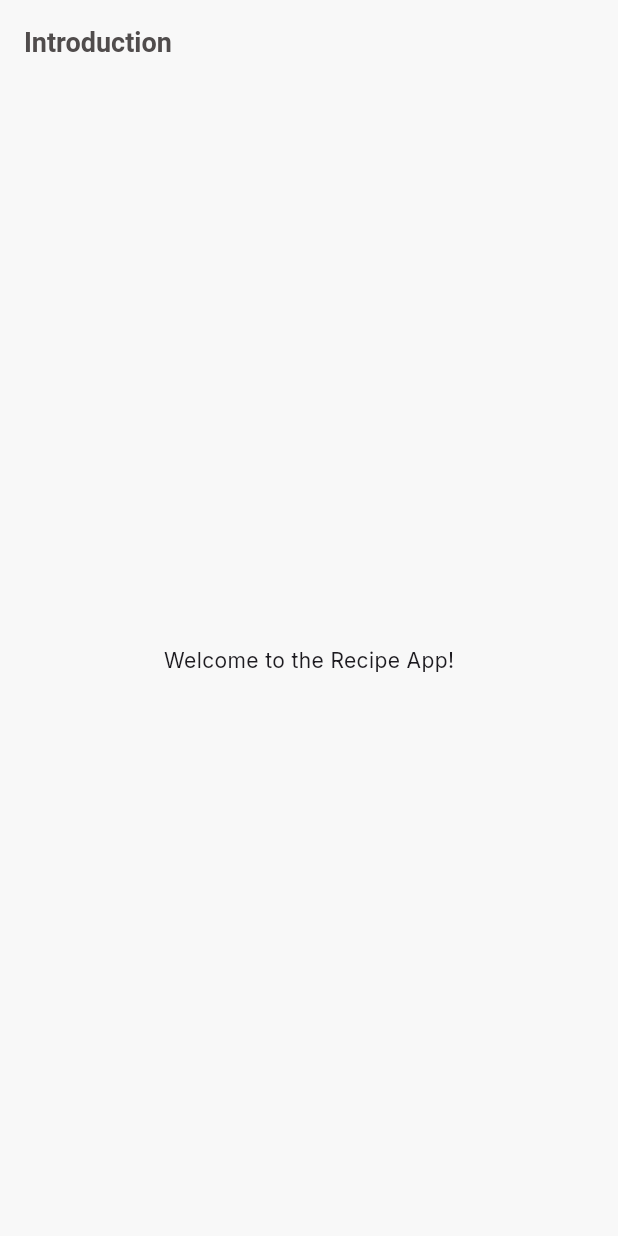
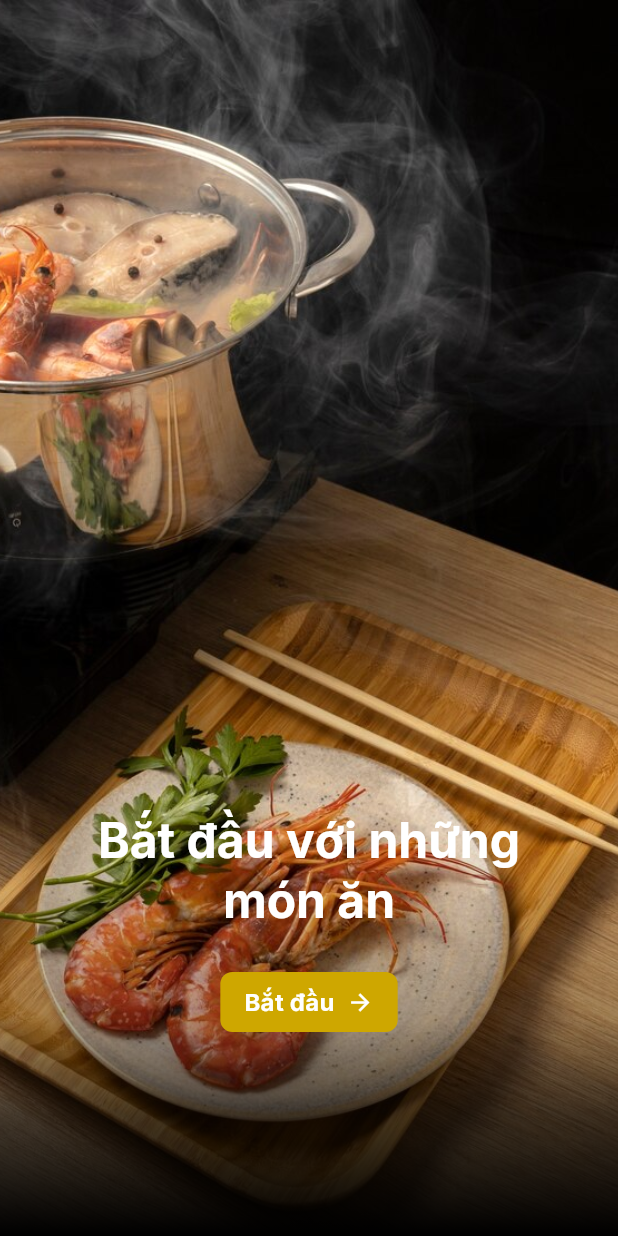
Before and after one commit to danhdelrey/recipe_app, a Flutter app: the screen it shows after launch, on a phone screen of 412 x 824 dp. Run offline on Flutter 3.47's test engine with Material 3 defaults, Android fonts, the phone set to English and light mode, and no system bars; our stand-ins replace get_it, go_router, google_fonts, injectable.

Commit message:
Add introduction page with background image and button
Introduced a visually enhanced introduction page featuring a full-screen background image and a gradient overlay. Added a 'Bắt đầu' button that navigates to the home page. Updated theme configuration for improved readability and maintainability.

```diff
--- a/lib/app.dart
+++ b/lib/app.dart
@@ -11,6 +11,7 @@ class MyApp extends StatelessWidget {
       title: 'Recipe App',
       debugShowCheckedModeBanner: false,
       theme: AppTheme.lightTheme,
+      themeMode: ThemeMode.light,
       routerConfig: router,
     );
   }
--- a/lib/core/theme/app_theme.dart
+++ b/lib/core/theme/app_theme.dart
@@ -8,13 +8,16 @@ class AppTheme {
     primaryColor: PrimaryColors.shade600,
     scaffoldBackgroundColor: NeutralColors.shade50,
 
-    colorScheme: ColorScheme.fromSeed(seedColor: PrimaryColors.shade600, primary: PrimaryColors.shade600, secondary: SecondaryColors.shade600, surface: NeutralColors.shade50),
+    colorScheme: ColorScheme.fromSeed(
+      seedColor: PrimaryColors.shade600,
+      primary: PrimaryColors.shade600,
+      secondary: SecondaryColors.shade600,
+      surface: NeutralColors.shade50,
+    ),
 
     appBarTheme: const AppBarTheme(
       backgroundColor: NeutralColors.shade50,
       elevation: 0,
-      iconTheme: IconThemeData(color: NeutralColors.shade900),
-      titleTextStyle: TextStyle(color: NeutralColors.shade900, fontSize: 18, fontWeight: FontWeight.w600),
     ),
 
     textTheme: GoogleFonts.interTextTheme(ThemeData.light().textTheme),
@@ -28,6 +31,11 @@ class AppTheme {
     ),
 
     useMaterial3: true,
-    pageTransitionsTheme: const PageTransitionsTheme(builders: {TargetPlatform.android: CupertinoPageTransitionsBuilder(), TargetPlatform.iOS: CupertinoPageTransitionsBuilder()}),
+    pageTransitionsTheme: const PageTransitionsTheme(
+      builders: {
+        TargetPlatform.android: CupertinoPageTransitionsBuilder(),
+        TargetPlatform.iOS: CupertinoPageTransitionsBuilder(),
+      },
+    ),
   );
 }
--- a/lib/presentation/features/introduction/pages/introduction_page.dart
+++ b/lib/presentation/features/introduction/pages/introduction_page.dart
@@ -1,4 +1,5 @@
 import 'package:flutter/material.dart';
+import 'package:go_router/go_router.dart';
 
 class IntroductionPage extends StatelessWidget {
   const IntroductionPage({super.key});
@@ -6,8 +7,82 @@ class IntroductionPage extends StatelessWidget {
   @override
   Widget build(BuildContext context) {
     return Scaffold(
-      appBar: AppBar(title: const Text('Introduction')),
-      body: const Center(child: Text('Welcome to the Recipe App!')),
+      body: Stack(
+        children: [
+          Image.asset(
+            'assets/images/hotpot.jpg',
+            fit: BoxFit.cover,
+            width: double.infinity,
+            height: double.infinity,
+          ),
+          Positioned.fill(
+            child: Align(
+              alignment: Alignment.bottomCenter,
+              child: Container(
+                padding: EdgeInsets.all(16),
+                width: double.infinity,
+                height: 300,
+                decoration: BoxDecoration(
+                  gradient: LinearGradient(
+                    begin: Alignment.bottomCenter,
+                    end: Alignment.topCenter,
+                    colors: [
+                      Colors.black.withValues(alpha: 1.0),
+                      Colors.black.withValues(alpha: 0.7),
+                      Colors.black.withValues(alpha: 0.3),
+                      Colors.black.withValues(alpha: 0.0),
+                    ],
+                    stops: [0.0, 0.27, 0.48, 1.0],
+                  ),
+                ),
+                child: Column(
+                  children: [
+                    Text(
+                      'Bắt đầu với những\nmón ăn',
+                      style: Theme.of(context).textTheme.headlineLarge
+                          ?.copyWith(
+                            color: Colors.white,
+                            fontWeight: FontWeight.bold,
+                          ),
+                      textAlign: TextAlign.center,
+                    ),
+                    const SizedBox(height: 24),
+                    _buildButton(context),
+                  ],
+                ),
+              ),
+            ),
+          ),
+        ],
+      ),
+    );
+  }
+
+  Widget _buildButton(BuildContext context) {
+    return FilledButton(
+      onPressed: () {
+        context.go('/home');
+      },
+      style: FilledButton.styleFrom(
+        backgroundColor: Theme.of(context).colorScheme.primary,
+        padding: const EdgeInsets.symmetric(horizontal: 16, vertical: 8),
+        shape: RoundedRectangleBorder(borderRadius: BorderRadius.circular(8)),
+        elevation: 0,
+      ),
+      child: Row(
+        mainAxisSize: MainAxisSize.min,
+        children: [
+          Text(
+            'Bắt đầu',
+            style: Theme.of(context).textTheme.titleMedium?.copyWith(
+              color: Colors.white,
+              fontWeight: FontWeight.bold,
+            ),
+          ),
+          const SizedBox(width: 8),
+          const Icon(Icons.arrow_forward, color: Colors.white),
+        ],
+      ),
     );
   }
 }
```
Also changed, not shown: assets/images/hotpot.jpg (added).
